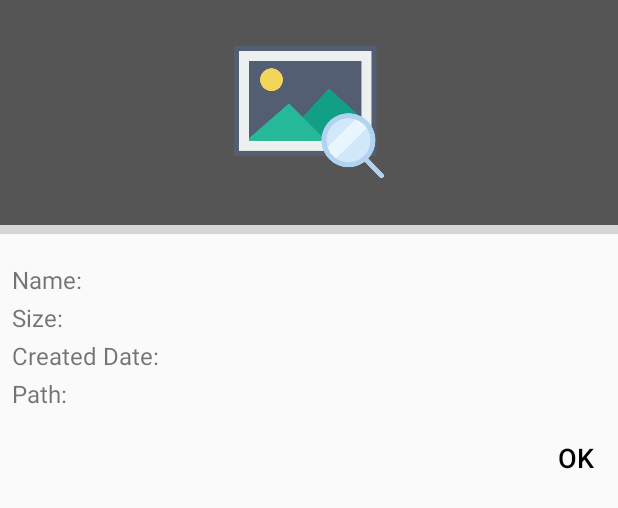
After one commit to anish59/ShowCase, an Android app: the layout dialog_image_info.xml on its own in the app's theme, with its tools: preview values and no code run, on a phone screen of 412 x 824 dp. The commit adds this screen. Shown: the top 508 px of the screen. Run offline under Robolectric (Android 15) with nearby library versions, the phone set to English and light mode, and no system bars; grey boxes are pictures that could not be loaded.

Commit message:
ImageDelete done 1. proper dialog for delete and Image Info

```diff
--- /dev/null
+++ b/app/src/main/res/layout/dialog_image_info.xml
@@ -0,0 +1,77 @@
+<?xml version="1.0" encoding="utf-8"?>
+<LinearLayout xmlns:android="http://schemas.android.com/apk/res/android"
+    android:layout_width="match_parent"
+    android:layout_height="match_parent"
+    android:orientation="vertical">
+
+    <RelativeLayout
+        android:layout_width="match_parent"
+        android:layout_height="150dp"
+        android:background="@color/black_overlay_trans"
+        android:gravity="center">
+
+        <ImageView
+            android:layout_width="100dp"
+            android:layout_height="100dp"
+            android:src="@drawable/image_info" />
+    </RelativeLayout>
+
+    <View
+        android:layout_width="match_parent"
+        android:layout_height="6dp"
+        android:background="@color/pomegranate" />
+
+    <LinearLayout
+        android:layout_width="match_parent"
+        android:layout_height="match_parent"
+        android:layout_marginTop="@dimen/dimen_8dp"
+        android:orientation="vertical"
+        android:padding="@dimen/dimen_8dp">
+
+        <TextView
+            android:id="@+id/txtImageName"
+            android:layout_width="match_parent"
+            android:layout_height="wrap_content"
+            android:layout_marginTop="@dimen/dimen_3dp"
+            android:text="@string/name"
+            android:textSize="16sp" />
+
+        <TextView
+            android:id="@+id/txtSize"
+            android:layout_width="match_parent"
+            android:layout_height="wrap_content"
+            android:layout_marginTop="@dimen/dimen_3dp"
+            android:text="@string/size"
+            android:textSize="16sp" />
+
+        <TextView
+            android:id="@+id/txtCreatedDate"
+            android:layout_width="match_parent"
+            android:layout_height="wrap_content"
+            android:layout_marginTop="@dimen/dimen_3dp"
+            android:text="@string/created_date"
+            android:textSize="16sp" />
+
+        <TextView
+            android:id="@+id/txtPath"
+            android:layout_width="match_parent"
+            android:layout_height="wrap_content"
+            android:layout_marginTop="@dimen/dimen_3dp"
+            android:text="@string/path"
+            android:textSize="16sp" />
+
+        <Button
+            android:id="@+id/btnOk"
+            android:layout_width="match_parent"
+            android:layout_height="wrap_content"
+            android:layout_marginTop="@dimen/dimen_8dp"
+            android:background="@null"
+            android:gravity="end|center_vertical"
+            android:padding="@dimen/dimen_8dp"
+            android:text="@string/ok"
+            android:textColor="@color/black"
+            android:textSize="@dimen/textSize18sp" />
+    </LinearLayout>
+
+
+</LinearLayout>
--- a/app/src/main/res/values/colors.xml
+++ b/app/src/main/res/values/colors.xml
@@ -11,4 +11,5 @@
     <color name="black_overlay">#66000000</color>
     <color name="black_overlay_trans">#FF555555</color>
     <color name="black_trans">#80000000</color>
+    <color name="black">#000000</color>
 </resources>
--- a/app/src/main/res/values/dimens.xml
+++ b/app/src/main/res/values/dimens.xml
@@ -2,5 +2,8 @@
 <resources>
     <dimen name="tool_bar_top_padding">0dp</dimen>
     <dimen name="textSize16sp">16sp</dimen>
+    <dimen name="textSize18sp">18sp</dimen>
     <dimen name="dimen_3dp">3dp</dimen>
+    <dimen name="dimen_8dp">8dp</dimen>
+    <dimen name="dimen_16dp">16dp</dimen>
 </resources>
--- a/app/src/main/res/values/strings.xml
+++ b/app/src/main/res/values/strings.xml
@@ -22,4 +22,9 @@
     <string name="synopsisTitle">
         <b>Image Synopsis</b>
     </string>
+    <string name="name">Name:</string>
+    <string name="size">Size:</string>
+    <string name="created_date">Created Date:</string>
+    <string name="path">Path:</string>
+    <string name="ok">Ok</string>
 </resources>
```
Also changed, not shown: app/src/main/java/com/showcase/PhotoPreviewActivity.java (+5 -3 lines), app/src/main/java/com/showcase/dialog/ImageInfoDialog.java (added, +69 -0 lines), app/src/main/java/com/showcase/helper/FunctionHelper.java (+10 -0 lines), app/src/main/res/drawable/image_info.png (added).
